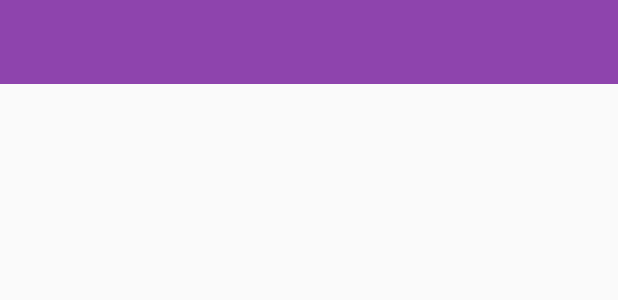
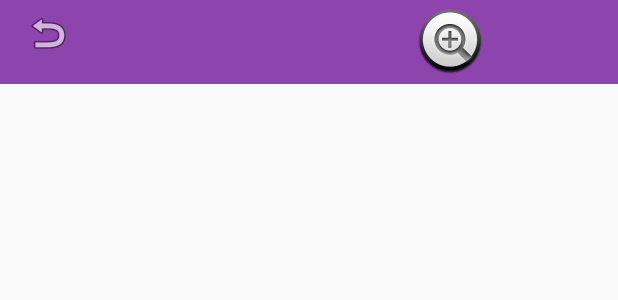
Before and after one commit to sarojini2010/B2C, an Android app: the layout childtoolbar.xml on its own in the app's theme, with its tools: preview values and no code run, on a phone screen of 412 x 824 dp. Shown: the top 300 px of the screen. Run offline under Robolectric (Android 15) with nearby library versions, the phone set to English and light mode, and no system bars.

Commit message:
8August12:42

```diff
--- a/app/src/main/AndroidManifest.xml
+++ b/app/src/main/AndroidManifest.xml
@@ -19,7 +19,7 @@
         android:label="@string/app_name"
         android:largeHeap="true"
         android:theme="@style/MyMaterialTheme.Base">
-        <activity android:name=".MainProfile">
+        <activity android:name=".Profile">
             <intent-filter>
                 <action android:name="android.intent.action.MAIN" />
 
--- a/app/src/main/res/layout/childtoolbar.xml
+++ b/app/src/main/res/layout/childtoolbar.xml
@@ -7,4 +7,21 @@
     android:minHeight="?attr/actionBarSize"
     android:background="?attr/colorPrimary"
     local:theme="@style/ThemeOverlay.AppCompat.Dark.ActionBar"
-    local:popupTheme="@style/ThemeOverlay.AppCompat.Light" />
+    local:popupTheme="@style/ThemeOverlay.AppCompat.Light" >
+    <LinearLayout
+        android:layout_width="wrap_content"
+        android:layout_height="match_parent"
+        android:orientation="horizontal">
+    <ImageView
+        android:layout_width="wrap_content"
+        android:layout_height="wrap_content"
+        android:id="@+id/backbtn"
+        android:background="@android:drawable/ic_menu_revert"/>
+        <ImageView
+            android:layout_width="wrap_content"
+            android:layout_height="wrap_content"
+           android:layout_marginLeft="230dp"
+            android:id="@+id/addchilddetails"
+            android:background="@android:drawable/btn_plus"/>
+    </LinearLayout>
+    </android.support.v7.widget.Toolbar>
```
Also changed, not shown: app/src/main/java/com/example/thoughtchimp/dummyapplication/Profile.java (+35 -14 lines), app/src/main/res/values/styles.xml (+6 -1 lines).
